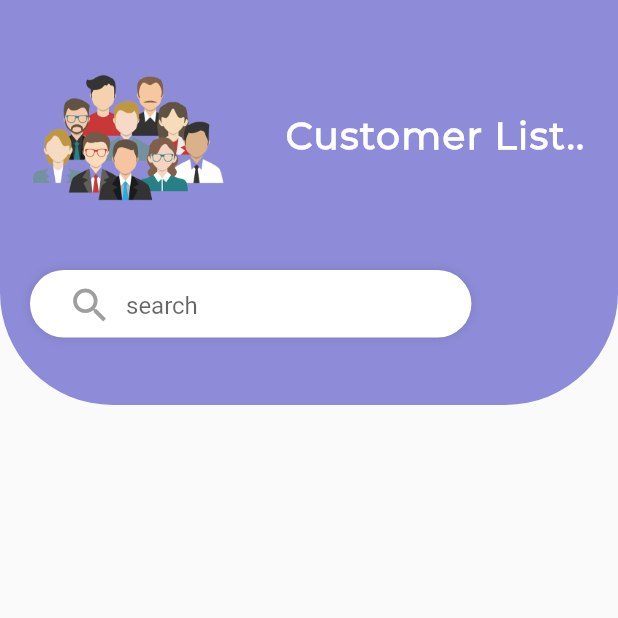
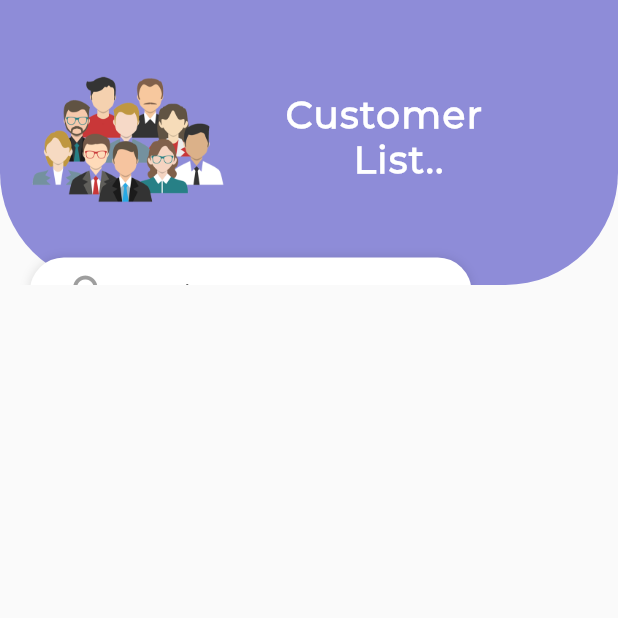
Before and after one commit to sudeshfer/autoassit, a Flutter app: the ViewCustomer screen opened by its route, on a phone screen of 412 x 824 dp, the top half of it. Run offline on Flutter 3.47's test engine with Material 2 defaults, Android fonts, the light colour scheme and no system bars; our stand-ins replace awesome_dialog, connectivity, firebase_auth, font_awesome_flutter, progress_dialog, shared_preferences and 1 more; missing offline and left inert: connection_status_bar, flutter_alert, folding_cell; accounts and stored records are empty; statements that could not run were skipped.

Commit message:
cus list

```diff
--- a/lib/Screens/Customer/view_customer.dart
+++ b/lib/Screens/Customer/view_customer.dart
@@ -68,10 +68,10 @@ class _ViewCustomerState extends State<ViewCustomer> {
 
   Widget _buildTopAppbar(BuildContext context) {
     return PreferredSize(
-      preferredSize: Size.fromHeight(270.0),
+      preferredSize: Size.fromHeight(190.0),
       child: Container(
         color: Colors.transparent,
-        height: 270.0,
+        height: MediaQuery.of(context).size.height/0.5,
         alignment: Alignment.center,
         child: _buildStack(context),
       ),
@@ -95,7 +95,7 @@ class _ViewCustomerState extends State<ViewCustomer> {
         ),
         Positioned(
             left: 10,
-            top: 40,
+            top: MediaQuery.of(context).size.height / 20.0,
             child: Row(
               mainAxisAlignment: MainAxisAlignment.spaceEvenly,
               // mainAxisAlignment: MainAxisAlignment.end,
@@ -110,7 +110,7 @@ class _ViewCustomerState extends State<ViewCustomer> {
                   padding: const EdgeInsets.only(left: 30.0),
                   child: Center(
                     child: Text(
-                      'Customer List.. ',
+                      'Customer   \n      List.. ',
                       style: TextStyle(
                           textBaseline: TextBaseline.alphabetic,
                           fontFamily: 'Montserrat',
@@ -125,7 +125,7 @@ class _ViewCustomerState extends State<ViewCustomer> {
             )),
         Positioned(
             left: 20,
-            top: 180,
+            top: MediaQuery.of(context).size.height / 4.8,
             child: Column(children: <Widget>[_buildSearchBar(context)]))
       ],
     );
@@ -281,15 +281,11 @@ class _ViewCustomerState extends State<ViewCustomer> {
 
   Widget _buildInnerBottomWidget(index) {
     return Builder(builder: (context) {
-      return Padding(
-        padding: const EdgeInsets.only(bottom:8.0),
-        child: Row(
+      return Column(
         mainAxisAlignment: MainAxisAlignment.spaceEvenly,
         children: <Widget>[
           Container(
             alignment: Alignment.bottomCenter,
-              child: Padding(
-                padding: EdgeInsets.only(bottom: 20),
             child: FlatButton(
               onPressed: () {
                 print("clicked edit btn");
@@ -302,11 +298,8 @@ class _ViewCustomerState extends State<ViewCustomer> {
               splashColor: Colors.white.withOpacity(0.5),
             ),
           ),
-            ),
           Container(
             alignment: Alignment.bottomCenter,
-              child: Padding(
-                padding: EdgeInsets.only(bottom: 20),
             child: FlatButton(
               onPressed: () {
                 SimpleFoldingCellState foldingCellState =
@@ -322,11 +315,8 @@ class _ViewCustomerState extends State<ViewCustomer> {
               splashColor: Colors.white.withOpacity(0.5),
             ),
           ),
-            ),
           Container(
             alignment: Alignment.bottomCenter,
-              child: Padding(
-                padding: EdgeInsets.only(bottom: 20),
             child: FlatButton(
               onPressed: () {
                 print("clicked delete btn");
@@ -339,9 +329,7 @@ class _ViewCustomerState extends State<ViewCustomer> {
               splashColor: Colors.white.withOpacity(0.5),
             ),
           ),
-            ),
         ],
-        ),
       );
     });
   }
```
Lines whose indentation alone changed are shown as unchanged.
